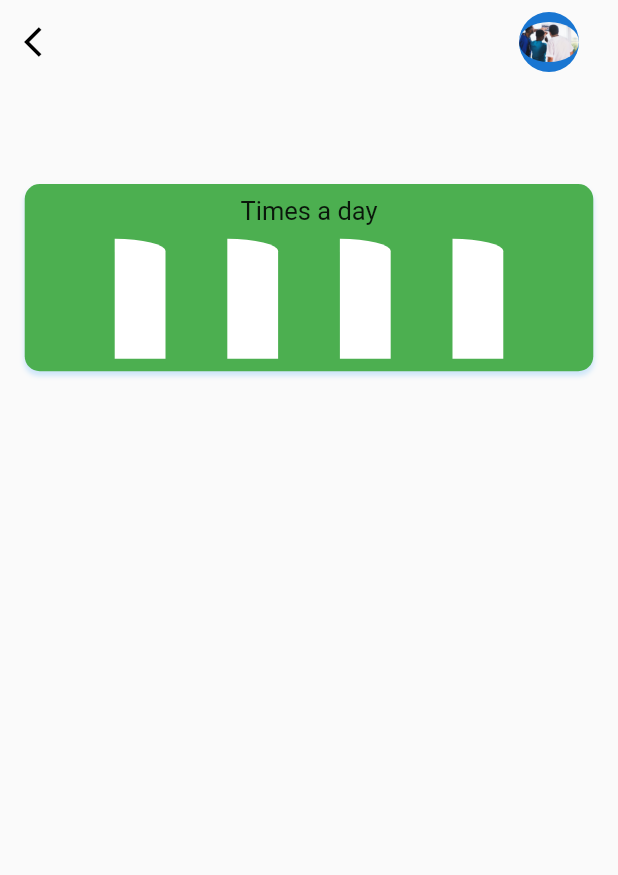
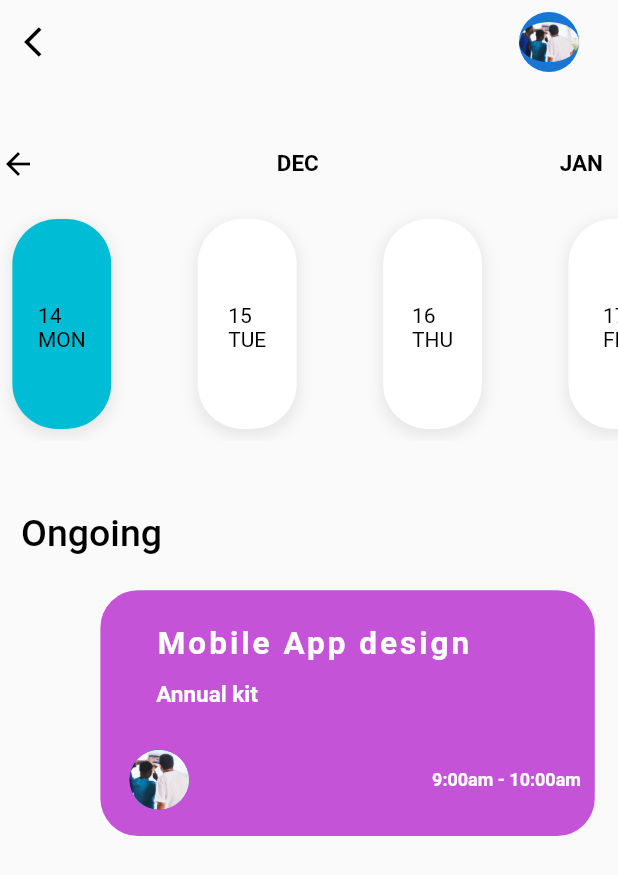
Before and after one commit to MuhammadYousufbhimla/Quiz, a Flutter app: the AddPillReminder screen opened directly, on a phone screen of 412 x 824 dp. Shown: the top 875 px of the screen. Run offline on Flutter 3.47's test engine with Material 2 defaults, Android fonts, the phone set to English and light mode, and no system bars; our stand-ins replace animated_splash_screen, carousel_slider.

Commit message:
quiz app

```diff
--- a/lib/view/task2.dart
+++ b/lib/view/task2.dart
@@ -1,5 +1,4 @@
 import 'package:flutter/material.dart';
-
 
 class AddPillReminder extends StatefulWidget {
   const AddPillReminder({Key? key}) : super(key: key);
@@ -9,71 +8,33 @@ class AddPillReminder extends StatefulWidget {
 }
 
 class _AddPillReminderState extends State<AddPillReminder> {
-  int itemcounter = 0;
   var graphbut = 1;
   var graphbut1 = 1;
   var selectedtype = 0;
   var a = 0;
-  TimeOfDay initialTime = TimeOfDay.now();
 
   @override
   Widget build(BuildContext context) {
     return Scaffold(
-
         body: ListView(children: [
       profile(context),
-
       SizedBox(
-            height: MediaQuery.of(context).size.height * 0.08,
-          ),
-
-
-               Column(children: [
-                  Container(
-                      padding: EdgeInsets.only(
-                        top: MediaQuery.of(context).size.height * 0.01,
-                        bottom: MediaQuery.of(context).size.height * 0.01,
-                        left: MediaQuery.of(context).size.height * 0.001,
-                        right: MediaQuery.of(context).size.height * 0.001,
-                      ),
-                      margin: EdgeInsets.only(
-                        top: MediaQuery.of(context).size.height * 0.001,
-                        bottom: MediaQuery.of(context).size.height * 0.001,
-                        left: MediaQuery.of(context).size.height * 0.02,
-                        right: MediaQuery.of(context).size.height * 0.02,
-                      ),
-                      decoration: BoxDecoration(
-                        borderRadius: BorderRadius.circular(10),
-                        color: Colors.green,
-                        boxShadow: [
-                          BoxShadow(
-                            color: Colors.blue.withOpacity(0.2),
-                            spreadRadius: 0.1,
-                            blurRadius: 2,
-                            offset: Offset(0, 3), // changes position of shadow
-                          ),
-                        ],
-                      ),
-                      child: Column(
-                        children: [
-                          Text(
-                            "Times a day",
-                            style: TextStyle(
-                              fontSize: 17,
-                              // letterSpacing: 1,
-                              // wordSpacing: 0.1,
-                              fontWeight: FontWeight.w400,
-                            ),
-                          ),
-                          SizedBox(
-                            height: MediaQuery.of(context).size.height * 0.01,
+        height: MediaQuery.of(context).size.height * 0.05,
       ),
       Row(
-                            mainAxisAlignment: MainAxisAlignment.center,
+        mainAxisAlignment: MainAxisAlignment.spaceBetween,
         children: [
-                              SizedBox(
-                                width: MediaQuery.of(context).size.width * 0.10,
-                              ),
+    Icon(Icons.arrow_back_sharp,color: Colors.black,),
+    Text("DEC",style: TextStyle(fontSize: 15 ,color: Colors.black,fontWeight: FontWeight.bold),),
+    Padding(
+      padding: EdgeInsets.only(right: 10),
+      child: Text("JAN",style: TextStyle(fontSize: 15 ,color: Colors.black,fontWeight: FontWeight.bold),))
+
+      ],),
+      SingleChildScrollView(
+        scrollDirection: Axis.horizontal,
+        child: Row(
+          children: [
             InkWell(
                 onTap: () {
                   setState(() {
@@ -83,9 +44,8 @@ class _AddPillReminderState extends State<AddPillReminder> {
                   });
                 },
                 child: graphbut == 1
-                                      ? TimesDay("1", graphbut,
-                                          Color.fromARGB(255, 2, 107, 6))
-                                      : TimesDay("1", graphbut, Colors.blue)),
+                    ? TimesDay("14\nMon", graphbut, Colors.cyan)
+                    : TimesDay("14\nMon", graphbut, Colors.white)),
             SizedBox(
               width: MediaQuery.of(context).size.width * 0.10,
             ),
@@ -99,9 +59,8 @@ class _AddPillReminderState extends State<AddPillReminder> {
                   });
                 },
                 child: graphbut == 2
-                                      ? TimesDay("2", graphbut,
-                                          Color.fromARGB(255, 2, 107, 6))
-                                      : TimesDay("2", graphbut, Colors.blue)),
+                    ? TimesDay("15\nTue", graphbut, Colors.cyan)
+                    : TimesDay("15\nTue", graphbut, Colors.white)),
             SizedBox(
               width: MediaQuery.of(context).size.width * 0.10,
             ),
@@ -115,9 +74,8 @@ class _AddPillReminderState extends State<AddPillReminder> {
                   });
                 },
                 child: graphbut == 3
-                                      ? TimesDay("3", graphbut,
-                                          Color.fromARGB(255, 2, 107, 6))
-                                      : TimesDay("3", graphbut, Colors.blue)),
+                    ? TimesDay("16\nThu", graphbut, Colors.cyan)
+                    : TimesDay("16\nThu", graphbut, Colors.white)),
             SizedBox(
               width: MediaQuery.of(context).size.width * 0.10,
             ),
@@ -131,24 +89,30 @@ class _AddPillReminderState extends State<AddPillReminder> {
                   });
                 },
                 child: graphbut == 4
-                                      ? TimesDay("4", graphbut,
-                                          Color.fromARGB(255, 2, 107, 6))
-                                      : TimesDay("4", graphbut, Colors.blue)),
+                    ? TimesDay("17\nfri", graphbut, Colors.cyan)
+                    : TimesDay("17\nfri", graphbut, Colors.white)),
             SizedBox(
               width: MediaQuery.of(context).size.width * 0.10,
             ),
+
           ],
-                          )
-                        ],
+        ),
+      ),
+      SizedBox(
+        height: MediaQuery.of(context).size.height * 0.04,
+      ),
+       Padding(
+            padding: const EdgeInsets.all(14.0),
+            child: Text("Ongoing",style: TextStyle(
+                      fontSize: 25,
+                      fontWeight: FontWeight.w500,
+                      color: Colors.black,
                     )),
-                  SizedBox(
-                    height: MediaQuery.of(context).size.height * 0.01,
           ),
+          Medicine(context,'Mobile App design','Annual kit'),
+          //  Medicine(context),
 
-         ] )]
-
-
-        ));
+    ]));
   }
 }
 
@@ -162,17 +126,36 @@ class TimesDay extends StatelessWidget {
     var theme = Theme.of(context).textTheme;
 
     return Container(
-      height: 80,
-      padding: EdgeInsets.symmetric(horizontal: 13, vertical: 5),
-     decoration: new BoxDecoration(
-      color: Colors.white,
-      borderRadius: BorderRadius.only(
-          topRight: Radius.elliptical(
-              MediaQuery.of(context).size.width, 100.0)),
+      height: MediaQuery.of(context).size.height * 0.17,
+      width: MediaQuery.of(context).size.height * 0.08,
+      alignment: Alignment.center,
+      margin: EdgeInsets.only(
+        top: MediaQuery.of(context).size.height * 0.03,
+        bottom: MediaQuery.of(context).size.height * 0.01,
+        left: MediaQuery.of(context).size.height * 0.01,
+        right: MediaQuery.of(context).size.height * 0.01,
+      ),
+      padding: EdgeInsets.only(
+        top: MediaQuery.of(context).size.height * 0.015,
+        left: MediaQuery.of(context).size.height * 0.01,
+        right: MediaQuery.of(context).size.height * 0.01,
+        bottom: MediaQuery.of(context).size.height * 0.01,
+      ),
+      decoration: BoxDecoration(
+        color: col,
+        borderRadius: BorderRadius.circular(30),
+        boxShadow: [
+          BoxShadow(
+            color: Colors.grey.withOpacity(0.2),
+            spreadRadius: 2,
+            blurRadius: 7,
+            offset: Offset(0, 3),
+          ),
+        ],
       ),
       child: Text(
         title!.toUpperCase(),
-        style: theme.bodyText2!.copyWith(color: Colors.white),
+        style: theme.bodyText2!.copyWith(color: Colors.black),
       ),
     );
   }
@@ -223,29 +206,123 @@ Future<TimeOfDay?> showTimePicker({
 }
 
 Widget profile(context) {
-    return Column(
-      children: [
+  return Column(children: [
     Container(
         child: ListTile(
       leading: GestureDetector(
-            onTap: () {
-
-            },
-            child: Icon(Icons.arrow_back_ios,color: Colors.black,)
-          ),
-
+          onTap: () {},
+          child: Icon(
+            Icons.arrow_back_ios,
+            color: Colors.black,
+          )),
       trailing: InkWell(
-            onTap: () {
-
-            },
+        onTap: () {},
         child: Padding(
           padding: const EdgeInsets.only(right: 10.0),
-              child:CircleAvatar(
-                child: ClipOval(child:Image.asset('assets/1.jpg'))),
+          child:
+              CircleAvatar(child: ClipOval(child: Image.asset('assets/1.jpg'))),
         ),
       ),
     )),
+  ]);
+}
+Widget Medicine(context,tite,subtile) {
+  return
+      Container(
+          margin: EdgeInsets.only(
+            top: MediaQuery.of(context).size.height * 0.01,
+            bottom: MediaQuery.of(context).size.height * 0.02,
+            left: MediaQuery.of(context).size.height * 0.08,
+            right: MediaQuery.of(context).size.height * 0.02,
+          ),
+          padding: EdgeInsets.only(
+            bottom: MediaQuery.of(context).size.height * 0.02,
+            top: MediaQuery.of(context).size.height * 0.01,
+            left: MediaQuery.of(context).size.height * 0.01,
+            right: MediaQuery.of(context).size.height * 0.01,
+          ),
+          decoration: BoxDecoration(
+              borderRadius: BorderRadius.circular(25),
+
+              boxShadow: [
+                BoxShadow(
+                 color:Color.fromARGB(255, 196, 83, 216),
+                          offset: const Offset(
+                         1,1
+                          ),
+
+                        ),
+              ]
+
+              ),
+          child: Column(
+
+            children: [
+
+              Column( children: [
+                SizedBox(
+                  height: MediaQuery.of(context).size.height * 0.02,
+                ),
+                Column(children: [
+                  Row(
+                    children: [
+                      Padding(padding: EdgeInsets.only(left: 30)),
+                      Text(
+                        tite,
+                        style: TextStyle(
+                            fontSize: 21,
+                            fontWeight: FontWeight.bold,
+                            color: Colors.white,
+                            letterSpacing: 2),
+                      ),
+                    ],
+                  ),
+                  Row(
+                    children: [
+                      Padding(padding: EdgeInsets.only(left: 30)),
+                      SizedBox(
+                        height: MediaQuery.of(context).size.height * 0.05,
+                      ),
+                      Text(subtile,
+                          style: TextStyle(
+                              fontSize: 15,
+                              fontWeight: FontWeight.bold,
+                              color: Colors.white)),
+                    ],
+                  ),
+                  SizedBox(
+                    height: MediaQuery.of(context).size.height * 0.02,
+                  ),
+                  Row(
+                    children: [
+                      Padding(padding: EdgeInsets.only(left: 12)),
+                      ClipOval(
+                          child: CircleAvatar(
+                        backgroundImage: AssetImage("assets/1.jpg"),
+                      )),
+                      SizedBox(
+                        width: MediaQuery.of(context).size.width * 0.01,
+                      ),
+  Spacer(),
+                    Text("9:00am - 10:00am",style: TextStyle(
+                              fontSize: 12,
+                              fontWeight: FontWeight.bold,
+                              color: Colors.white))
+
+                    ],
+                  ),
+
 
                 ]
+                ),
+
+              ]
+              ),
+            ],
+
+
+
+          ),
+
   );
 }
```
Lines whose indentation alone changed are shown as unchanged.
